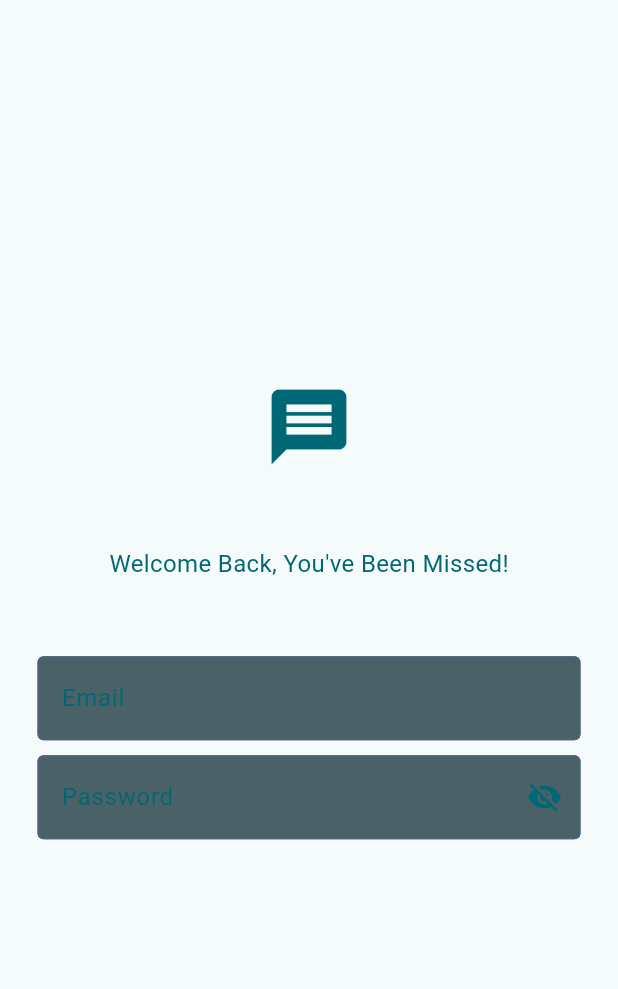
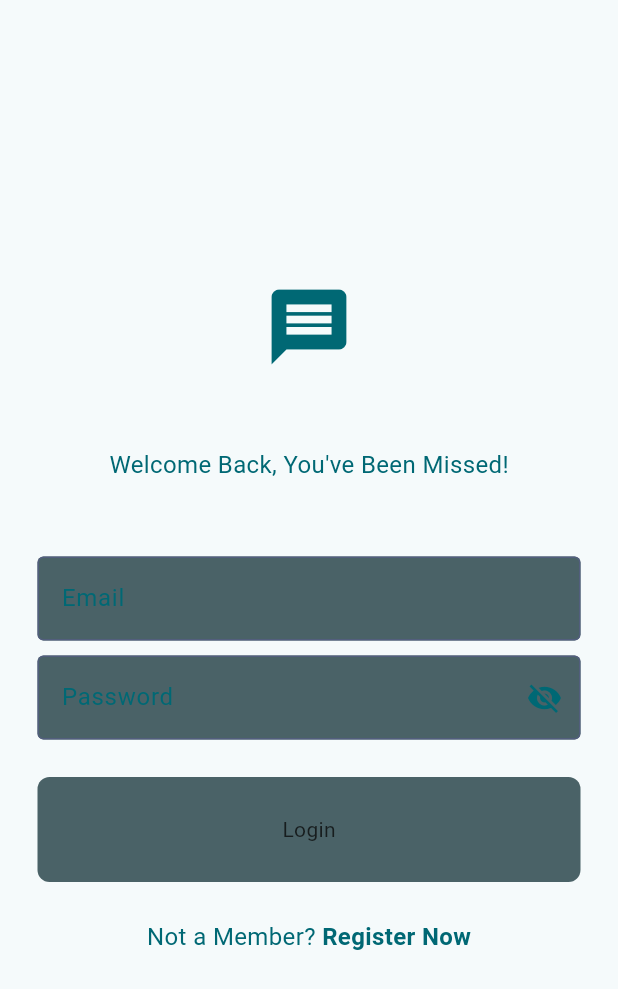
Before and after one commit to iamdipesh18/kurakani, a Flutter app: the screen it shows after launch, on a phone screen of 412 x 824 dp. Shown: the top 989 px of the screen. Run offline on Flutter 3.47's test engine with Material 3 defaults, Android fonts, the phone set to English and light mode, and no system bars.

Commit message:
making the skeleton for the login page

```diff
--- a/lib/pages/login_page.dart
+++ b/lib/pages/login_page.dart
@@ -1,4 +1,5 @@
 import 'package:flutter/material.dart';
+import 'package:kurakani/components/my_button.dart';
 import 'package:kurakani/components/my_textfield.dart';
 
 class LoginPage extends StatelessWidget {
@@ -7,6 +8,17 @@ class LoginPage extends StatelessWidget {
   final TextEditingController _passwordController=TextEditingController();
 
   LoginPage({super.key});
+
+  //login method
+  void login(){
+    //method of login  with authentication
+  }
+
+  //register method
+  void register(){
+    //method of register with firebase
+  }
+
 
   @override
   Widget build(BuildContext context) {
@@ -50,12 +62,44 @@ class LoginPage extends StatelessWidget {
                 controller: _passwordController,
             ),
 
-            const SizedBox(height:10),
+            const SizedBox(height:25),
 
             //login button
+            MyButton(
+              text: 'Login',
+              onTap: login,
+              ),
 
+            const SizedBox(height:25),
 
-            //register button
+            //register message
+            Row(
+              mainAxisAlignment: MainAxisAlignment.center,
+              children: [
+                Text(
+                  "Not a Member? ",
+                  style: TextStyle(
+                    color: Theme.of(context).colorScheme.primary,
+                    fontSize: 16,
+                  ),
+                ),
+                Text(
+                  "Register Now",
+                  style: TextStyle(
+                    color: Theme.of(context).colorScheme.primary,
+                    fontSize: 16,
+                    fontWeight: FontWeight.bold,
+                  ),
+                ),
+              ],
+            ),
+
+            // //register button
+            //   MyButton(
+            //   text: 'Register',
+            //   onTap: register,
+            //   ),
+
           ],
         ),
       ),
```
